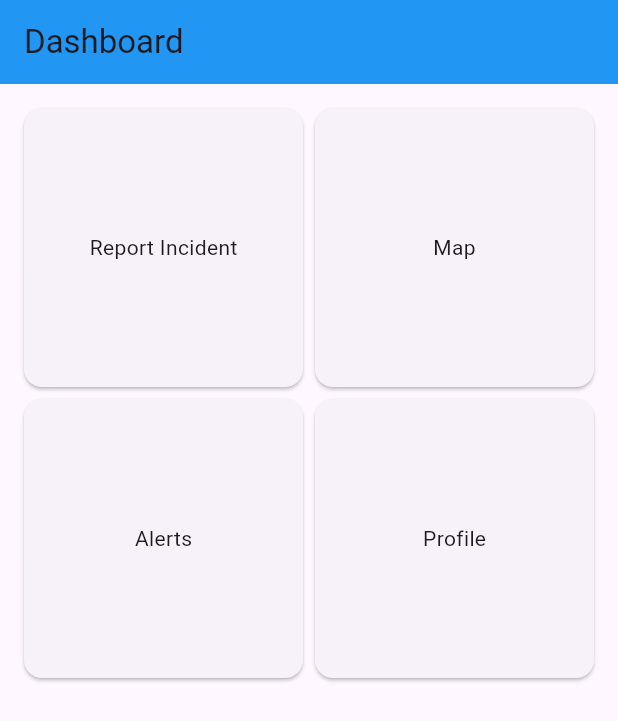
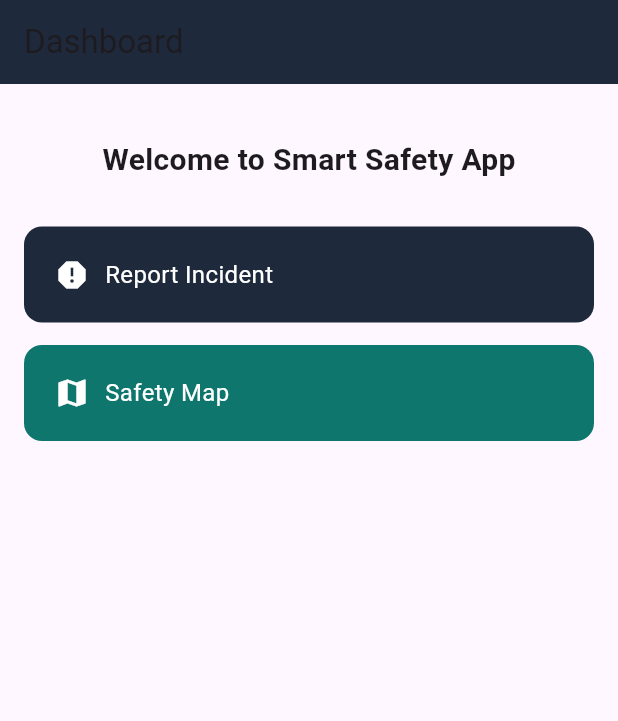
Before and after one commit to areeshaaltaf-1/smart_safety_app, a Flutter app: the DashboardScreen screen opened directly, on a phone screen of 412 x 824 dp. Shown: the top 721 px of the screen. Run offline on Flutter 3.47's test engine with Material 3 defaults, Android fonts, the phone set to English and light mode, and no system bars; our stand-ins replace firebase_auth, firebase_core, flutter_map, latlong2; accounts and stored records are empty.

Commit message:
Added map and updates

```diff
--- a/lib/screens/dashboard.dart
+++ b/lib/screens/dashboard.dart
@@ -1,4 +1,7 @@
 import 'package:flutter/material.dart';
+
+import 'report_incident_screen.dart';
+import 'safety_map_screen.dart';
 
 class DashboardScreen extends StatelessWidget {
   const DashboardScreen({super.key});
@@ -6,19 +9,103 @@ class DashboardScreen extends StatelessWidget {
   @override
   Widget build(BuildContext context) {
     return Scaffold(
+
       appBar: AppBar(
         title: const Text("Dashboard"),
-        backgroundColor: Colors.blue,
+        backgroundColor: const Color(0xFF1E293B),
       ),
-      body: GridView.count(
-        crossAxisCount: 2,
-        padding: const EdgeInsets.all(12),
-        children: const [
-          Card(child: Center(child: Text("Report Incident"))),
-          Card(child: Center(child: Text("Map"))),
-          Card(child: Center(child: Text("Alerts"))),
-          Card(child: Center(child: Text("Profile"))),
-        ],
+
+      body: Padding(
+        padding: const EdgeInsets.all(16),
+
+        child: Column(
+          children: [
+
+            const SizedBox(height: 20),
+
+            const Text(
+              "Welcome to Smart Safety App",
+              style: TextStyle(
+                fontSize: 20,
+                fontWeight: FontWeight.bold,
+              ),
+            ),
+
+            const SizedBox(height: 30),
+
+            // 🔥 REPORT INCIDENT CARD (CLICKABLE)
+            GestureDetector(
+              onTap: () {
+                Navigator.push(
+                  context,
+                  MaterialPageRoute(
+                    builder: (_) => const ReportIncidentScreen(),
+                  ),
+                );
+              },
+              child: Container(
+                width: double.infinity,
+                padding: const EdgeInsets.all(20),
+                margin: const EdgeInsets.only(bottom: 15),
+
+                decoration: BoxDecoration(
+                  color: const Color(0xFF1E293B),
+                  borderRadius: BorderRadius.circular(12),
+                ),
+
+                child: const Row(
+                  children: [
+                    Icon(Icons.report, color: Colors.white),
+                    SizedBox(width: 10),
+                    Text(
+                      "Report Incident",
+                      style: TextStyle(
+                        color: Colors.white,
+                        fontSize: 16,
+                      ),
+                    ),
+                  ],
+                ),
+              ),
+            ),
+
+            // 🔥 SAFETY MAP CARD (CLICKABLE)
+            GestureDetector(
+              onTap: () {
+                Navigator.push(
+                  context,
+                  MaterialPageRoute(
+                    builder: (_) => const SafetyMapScreen(),
+                  ),
+                );
+              },
+              child: Container(
+                width: double.infinity,
+                padding: const EdgeInsets.all(20),
+
+                decoration: BoxDecoration(
+                  color: const Color(0xFF0F766E),
+                  borderRadius: BorderRadius.circular(12),
+                ),
+
+                child: const Row(
+                  children: [
+                    Icon(Icons.map, color: Colors.white),
+                    SizedBox(width: 10),
+                    Text(
+                      "Safety Map",
+                      style: TextStyle(
+                        color: Colors.white,
+                        fontSize: 16,
+                      ),
+                    ),
+                  ],
+                ),
+              ),
+            ),
+
+          ],
+        ),
       ),
     );
   }
--- a/pubspec.yaml
+++ b/pubspec.yaml
@@ -13,9 +13,13 @@ dependencies:
 
   cupertino_icons: ^1.0.8
 
-  # Firebase packages (ADDED)
+  # Firebase packages
   firebase_core: ^3.13.0
   firebase_auth: ^5.5.2
+
+  # 🌍 FREE MAP (OpenStreetMap)
+  flutter_map: ^6.1.0
+  latlong2: ^0.9.1
 
 dev_dependencies:
   flutter_test:
```
Also changed, not shown: lib/screens/report_incident_screen.dart (added, +210 -0 lines), lib/screens/safety_map_screen.dart (added, +108 -0 lines), pubspec.lock, 1 other file.
